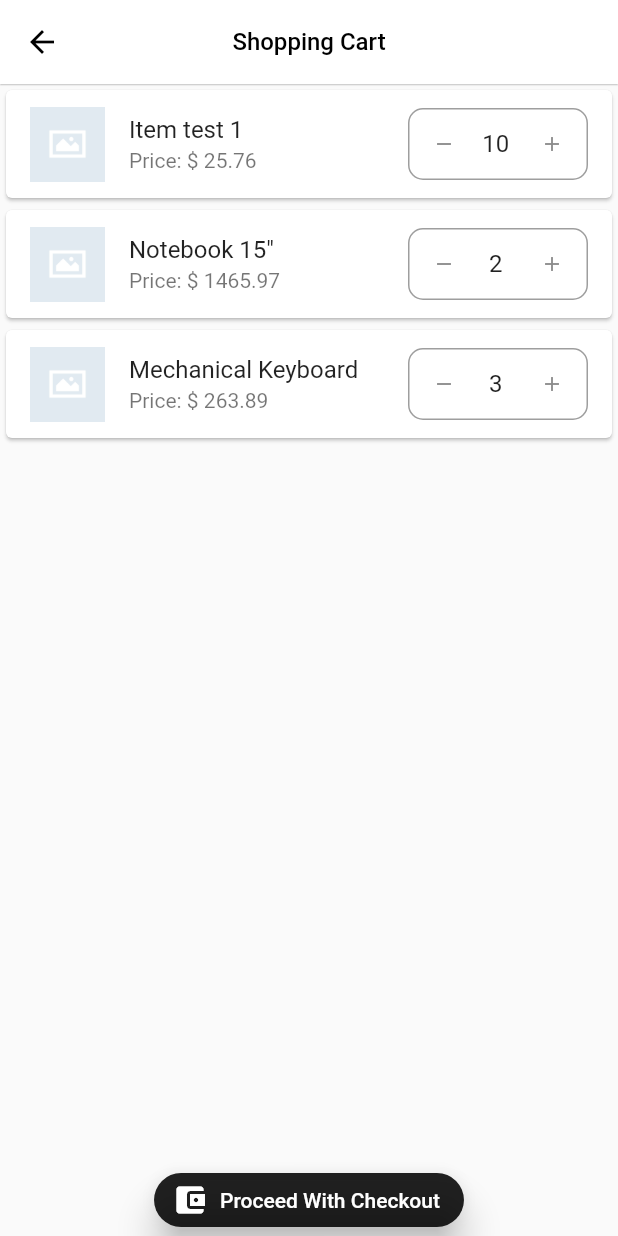
After one commit to Neoterux/comelec-app, a Flutter app: the screen it shows after launch, after a tap on the "shopping cart" icon, on a phone screen of 412 x 824 dp. The commit adds this screen. Run offline on Flutter 3.47's test engine with Material 2 defaults, Android fonts, the phone set to English and light mode, and no system bars; our stand-ins replace get.

Commit message:
Added the page for the shopping cart

```diff
--- a/lib/cash_drawer/cash_drawer_page.dart
+++ b/lib/cash_drawer/cash_drawer_page.dart
@@ -1,20 +1,22 @@
 import 'package:comelec/common/widgets/app_bar.dart';
+import 'package:comelec/menu/pages/new_credit_card_page.dart';
+import 'package:comelec/menu/pages/shopping_cart_page.dart';
 import 'package:flutter/material.dart';
+import 'package:get/get.dart';
 
 class CashDrawerPage extends StatelessWidget {
   const CashDrawerPage({super.key});
 
   @override
   Widget build(BuildContext context) {
-    return const Scaffold(
+    return Scaffold(
       appBar: AppBarWidget(
         title: "Cash Drawer Page",
         actions: [
           IconButton(
-            onPressed: null,
-            icon: Icon(
-              Icons.shopping_cart,
-            ),
+            icon: const Icon(Icons.shopping_cart, color: Colors.black26,),
+            tooltip: "Shopping Cart",
+            onPressed: () => Get.to(() => const ShoppingCartPage()),
           )
         ],
       ),
--- a/lib/common/pages/bottom_nav_bar_page.dart
+++ b/lib/common/pages/bottom_nav_bar_page.dart
@@ -1,4 +1,5 @@
 import 'package:comelec/menu/menu_page.dart';
+import 'package:comelec/menu/pages/shopping_cart_page.dart';
 import 'package:flutter/material.dart';
 
 import 'package:comelec/cash_drawer/cash_drawer_page.dart';
--- /dev/null
+++ b/lib/menu/pages/shopping_cart_page.dart
@@ -0,0 +1,154 @@
+import 'package:comelec/common/widgets/app_bar.dart';
+import 'package:flutter/material.dart';
+import 'package:get/get.dart';
+
+class ShoppingCartPage extends StatefulWidget {
+  const ShoppingCartPage({super.key});
+
+  @override
+  State<ShoppingCartPage> createState() => _ShoppingCartPageState();
+}
+
+class _ShoppingCartPageState extends State<ShoppingCartPage> {
+  final cartContent = [
+    {
+      "item_id": null,
+      "description": 'Item test 1',
+      "unit_price": 2.3,
+      "quantity": 10,
+      "something": "Value",
+      "image_url": '',
+    },
+    {
+      "item_id": null,
+      "description": 'Notebook 15"',
+      "unit_price": 654.45,
+      "quantity": 2,
+      "something": "Value",
+      "image_url": '',
+    },
+    {
+      "item_id": null,
+      "description": 'Mechanical Keyboard',
+      "unit_price": 78.54,
+      "quantity": 3,
+      "something": "Value",
+      "image_url": '',
+    },
+  ];
+
+  @override
+  Widget build(BuildContext context) {
+    return Scaffold(
+      appBar: AppBarWidget(
+        leading: IconButton(
+          icon: const Icon(Icons.arrow_back, color: Colors.black),
+          onPressed: () => Get.back(),
+        ),
+        title: "Shopping Cart",
+      ),
+      body: Stack(
+        children: [
+          Center(
+            child: ListView.builder(
+              itemCount: cartContent.length,
+              itemBuilder: (ctx, index) => ShoppingCartItem(
+                itemName: cartContent[index]['description'].toString(),
+                itemQuantity:
+                    int.parse(cartContent[index]['quantity'].toString()),
+                itemUnitPrice: (cartContent[index]['unit_price']) as double,
+              ),
+            ),
+          ),
+          Align(
+              alignment: Alignment.bottomCenter,
+              child: ElevatedButton.icon(
+                onPressed: () => {},
+                icon: const Icon(Icons.account_balance_wallet),
+                label: const Text("Proceed With Checkout"),
+                style: ElevatedButton.styleFrom(
+                  backgroundColor: Colors.black87,
+                  elevation: 10,
+                  shape: RoundedRectangleBorder(
+                      borderRadius: BorderRadius.circular(100.0)
+                  )
+                ),
+              ),
+              /*IconButton(
+                onPressed: null,
+                icon: Icon(Icons.account_balance_wallet)
+            ),*/
+              )
+        ],
+      ),
+    );
+  }
+}
+
+class ShoppingCartItem extends StatelessWidget {
+  final String itemName;
+  final int itemQuantity;
+  final double itemUnitPrice;
+  final TextEditingController _controller = TextEditingController();
+
+  ShoppingCartItem(
+      {super.key,
+      required this.itemName,
+      required this.itemQuantity,
+      required this.itemUnitPrice}) {
+    _controller.text = "$itemQuantity";
+  }
+
+  double getPrice() {
+    return itemQuantity * itemUnitPrice;
+  }
+
+  void validateAndSubmit(String value) {
+    // TODO: Validate the given value and make the magic to return of submit
+  }
+
+  void changeQuantityValue(dynamic value) {
+    // TODO: Set the value of the quantity calculating with `value`
+  }
+
+  @override
+  Widget build(BuildContext context) {
+    return Card(
+        child: ListTile(
+      leading: SizedBox(
+        width: 50,
+        height: 100,
+        child: Image.asset("assets/images/no-image.jpg"),
+      ),
+      title: Text(itemName),
+      subtitle: Text(
+          "Price: \$ ${((getPrice() * 1.12) * 100).roundToDouble() / 100}"),
+      trailing: ConstrainedBox(
+        constraints: const BoxConstraints(minWidth: 120, maxWidth: 140),
+        child: IntrinsicWidth(
+          child: TextField(
+            keyboardType: TextInputType.number,
+            textAlign: TextAlign.center,
+            textAlignVertical: TextAlignVertical.center,
+            controller: _controller,
+            onSubmitted: validateAndSubmit,
+            decoration: InputDecoration(
+                contentPadding: EdgeInsets.zero,
+                border: const OutlineInputBorder(
+                    borderRadius: BorderRadius.all(Radius.circular(10.0))),
+                prefixIcon: IconButton(
+                  icon: const Icon(Icons.remove),
+                  onPressed: () => changeQuantityValue(-1.0),
+                  iconSize: 16.0,
+                ),
+                suffixIcon: IconButton(
+                  icon: const Icon(Icons.add),
+                  onPressed: () => changeQuantityValue(1.0),
+                  iconSize: 16.0,
+                )),
+          ),
+        ),
+      ),
+    ));
+  }
+}
```
Also changed, not shown: assets/images/no-image.jpg (added), pubspec.lock, 1 other file.
